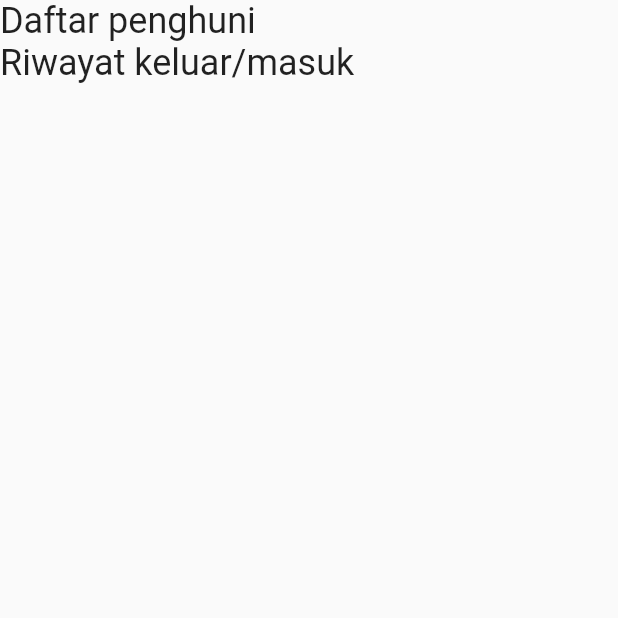
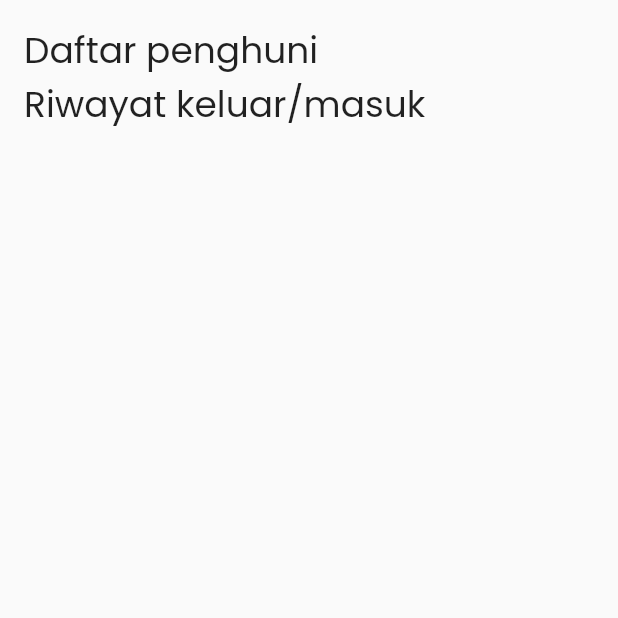
Before and after one commit to fahmigutawan/Flutter-KontrakanManager, a Flutter app: the screen it shows after launch, on a phone screen of 412 x 824 dp, the top half of it. Run offline on Flutter 3.47's test engine with Material 2 defaults, Android fonts, the phone set to English and light mode, and no system bars; our stand-ins replace dio, get, google_fonts.

Commit message:
Some updates

```diff
--- /dev/null
+++ b/kontrakmanager/lib/data/source/remote_source.dart
@@ -0,0 +1,4 @@
+
+class RemoteSource{
+
+}
--- a/kontrakmanager/lib/res/app_text_style.dart
+++ b/kontrakmanager/lib/res/app_text_style.dart
@@ -0,0 +1,6 @@
+import 'package:google_fonts/google_fonts.dart';
+
+var body2TextStyle = GoogleFonts.poppins(fontSize: 12);
+var head1TextStyle = GoogleFonts.poppins(fontSize: 32);
+var head2TextStyle = GoogleFonts.poppins(fontSize: 24);
+var head3TextStyle = GoogleFonts.poppins(fontSize: 18);
--- a/kontrakmanager/lib/screen/home_screen.dart
+++ b/kontrakmanager/lib/screen/home_screen.dart
@@ -1,4 +1,5 @@
 import 'package:flutter/material.dart';
+import 'package:kontrakmanager/res/app_text_style.dart';
 
 class HomeScreen extends StatelessWidget {
   const HomeScreen({Key? key}) : super(key: key);
@@ -6,17 +7,20 @@ class HomeScreen extends StatelessWidget {
   @override
   Widget build(BuildContext context) {
     return Scaffold(
-      body: ListView(
-        children: const [
+      body: Padding(
+        padding: const EdgeInsets.all(16),
+        child: ListView(
+          children: [
             Text(
               "Daftar penghuni",
-            style: TextStyle(fontSize: 24),
+              style: head2TextStyle,
             ),
             Text(
               "Riwayat keluar/masuk",
-            style: TextStyle(fontSize: 24),
+              style: head2TextStyle,
             ),
           ],
+        ),
       ),
     );
   }
```
Also changed, not shown: kontrakmanager/lib/data/wrapper/api_response.dart (added, +9 -0 lines), kontrakmanager/lib/data/wrapper/get_response.dart (added, +37 -0 lines), kontrakmanager/lib/screen/splash_screen.dart (+4 -6 lines), kontrakmanager/pubspec.yaml (+2 -6 lines), kontrakmanager/lib/data/repository/repository.dart (added), kontrakmanager/lib/model/request/register_request.dart (added), kontrakmanager/lib/model/response/register_response.dart (added), kontrakmanager/pubspec.lock, 1 other file. Lines whose indentation alone changed are shown as unchanged.
